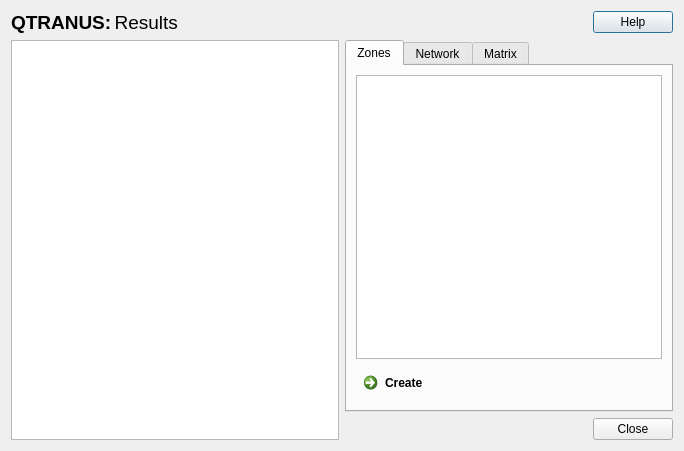
TomasdelaBarra/QTRANUS, file results.ui: the form before one commit.
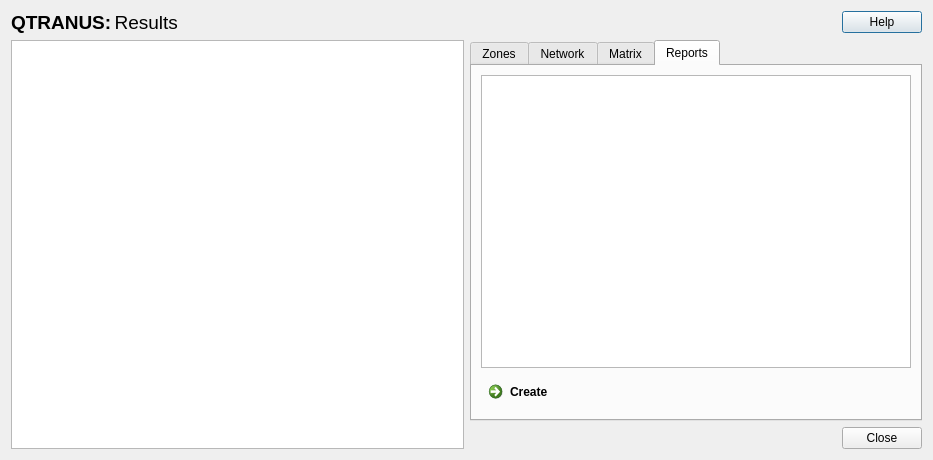
The form after the commit.

Commit message: reports dialog updated

```diff
--- a/results.ui
+++ b/results.ui
@@ -9,8 +9,8 @@
    <rect>
     <x>0</x>
     <y>0</y>
-    <width>684</width>
-    <height>451</height>
+    <width>933</width>
+    <height>460</height>
    </rect>
   </property>
   <property name="windowTitle">
@@ -71,9 +71,23 @@
      <item>
       <layout class="QVBoxLayout" name="verticalLayout_2">
        <item>
+        <layout class="QHBoxLayout" name="horizontalLayout_8">
+         <item>
         <widget class="QTabWidget" name="tabWidget">
+           <property name="minimumSize">
+            <size>
+             <width>422</width>
+             <height>0</height>
+            </size>
+           </property>
+           <property name="toolTip">
+            <string>&lt;html&gt;&lt;head/&gt;&lt;body&gt;&lt;p&gt;Reports&lt;/p&gt;&lt;/body&gt;&lt;/html&gt;</string>
+           </property>
+           <property name="styleSheet">
+            <string notr="true">sadf</string>
+           </property>
          <property name="currentIndex">
-          <number>0</number>
+            <number>3</number>
          </property>
          <widget class="QWidget" name="zoneTab">
           <attribute name="title">
@@ -141,10 +155,33 @@
            </item>
           </layout>
          </widget>
-        </widget>
+           <widget class="QWidget" name="tabReports">
+            <property name="enabled">
+             <bool>true</bool>
+            </property>
+            <attribute name="title">
+             <string>Reports</string>
+            </attribute>
+            <layout class="QHBoxLayout" name="horizontalLayout_3">
+             <item>
+              <layout class="QVBoxLayout" name="verticalLayout_7">
+               <item>
+                <widget class="QListWidget" name="resultsList"/>
        </item>
        <item>
-        <layout class="QHBoxLayout" name="horizontalLayout_8"/>
+                <widget class="QCommandLinkButton" name="results">
+                 <property name="text">
+                  <string>Create</string>
+                 </property>
+                </widget>
+               </item>
+              </layout>
+             </item>
+            </layout>
+           </widget>
+          </widget>
+         </item>
+        </layout>
        </item>
        <item>
         <layout class="QHBoxLayout" name="horizontalLayout_5">
```
Lines whose indentation alone changed are shown as unchanged.
